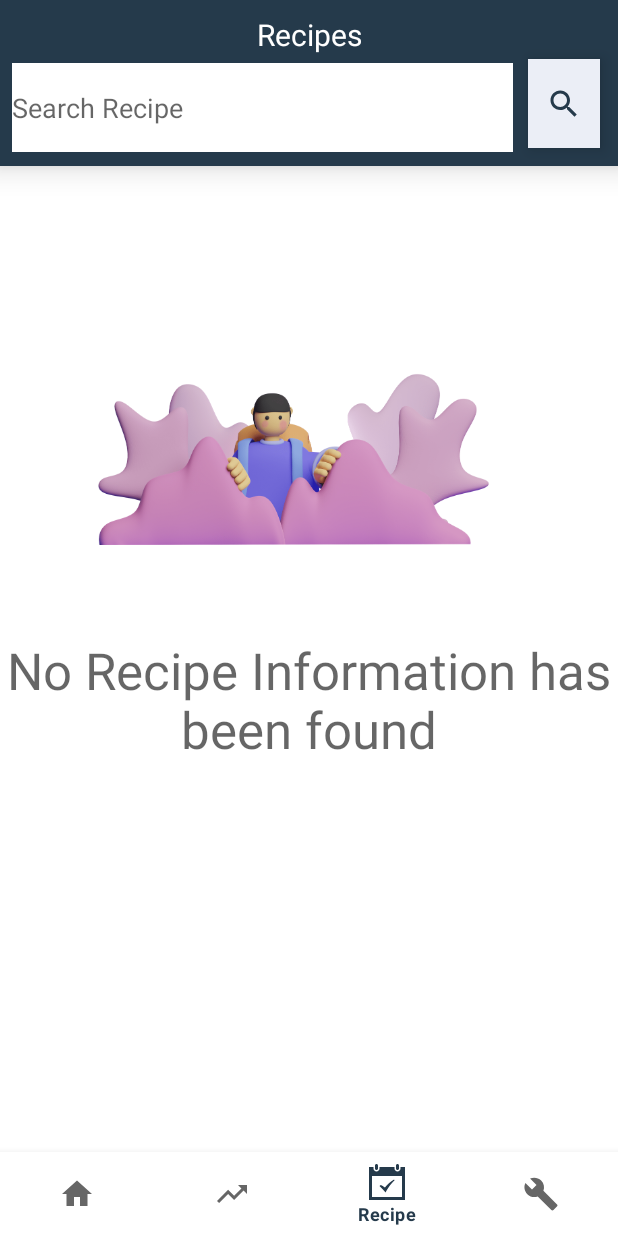
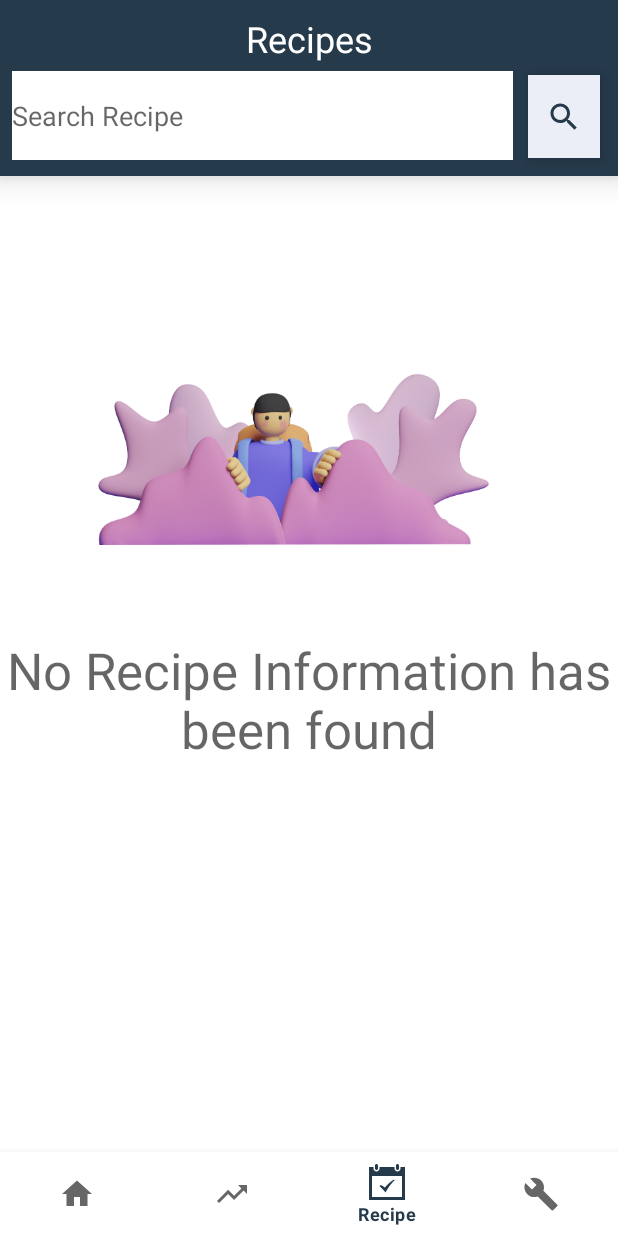
Before and after one commit to EChilin5/iTV, an Android app: the screen it shows after launch once a user with an empty profile is signed in (MainActivity), item 3 of the bottom bar chosen, on a phone screen of 412 x 824 dp. Run offline under Robolectric (Android 15) with nearby library versions, the phone set to English and light mode, and no system bars; our stand-ins replace Firebase (no records; nobody signed in at launch, a user with empty details on screens opened directly), Picasso; libraries missing offline, so code that uses them is left out: com.robinhood.ticker; pictures from the network do not load.

Commit message:
updated ui

```diff
--- a/app/src/main/java/eachillz/dev/itv/fragment/DailyMealFragment.kt
+++ b/app/src/main/java/eachillz/dev/itv/fragment/DailyMealFragment.kt
@@ -1,5 +1,6 @@
 package eachillz.dev.itv.fragment
 
+import android.annotation.SuppressLint
 import android.os.Bundle
 import android.util.Log
 import android.view.LayoutInflater
@@ -16,6 +17,7 @@ import eachillz.dev.itv.adapter.UserMealAdapter
 import com.google.firebase.auth.ktx.auth
 import com.google.firebase.firestore.*
 import com.google.firebase.ktx.Firebase
+import eachillz.dev.itv.R
 import eachillz.dev.itv.firestore.DailyMealPost
 import java.io.File
 import java.text.SimpleDateFormat
@@ -67,6 +69,7 @@ class DailyMealFragment : Fragment() {
         return binding.root
     }
 
+    @SuppressLint("SetTextI18n")
     override fun onViewCreated(view: View, savedInstanceState: Bundle?) {
         super.onViewCreated(view, savedInstanceState)
         setHasOptionsMenu(true)
@@ -88,7 +91,11 @@ class DailyMealFragment : Fragment() {
         userMealArrayList = arrayListOf<DailyMealPost>()
 
 //        getUserFoodData()
+        val outputDateFormat = SimpleDateFormat("MM/dd", Locale.US)
+        var currentDay = outputDateFormat.format(Date())
 
+
+        binding.tvFoodLogTitle.text = currentDay + " "+getString(R.string.food_log)
         if(userMealArrayList.isEmpty()){
             binding.rvDailyFood.isEnabled = false
             binding.rvDailyFood.isVisible = false
--- a/app/src/main/res/layout/fragment_daily_meal.xml
+++ b/app/src/main/res/layout/fragment_daily_meal.xml
@@ -209,6 +209,7 @@
             android:layout_height="wrap_content"
             android:layout_below="@+id/rv_header"
             android:layout_marginStart="10dp"
+            android:fontFamily="sans-serif"
             android:paddingStart="10dp"
             android:text="5/26 Food Log"
             android:textColor="@color/white"
--- a/app/src/main/res/layout/fragment_home.xml
+++ b/app/src/main/res/layout/fragment_home.xml
@@ -73,6 +73,7 @@
         android:id="@+id/tvRecipeNotFound"
         android:layout_width="wrap_content"
         android:layout_height="wrap_content"
+        android:fontFamily="sans-serif"
         android:gravity="center"
         android:text="No Recipe Information has been found"
         android:textAppearance="@style/TextAppearance.AppCompat.Display1"
@@ -115,11 +116,12 @@
             android:layout_width="wrap_content"
             android:layout_height="wrap_content"
             android:layout_marginTop="5dp"
+            android:fontFamily="sans-serif"
             android:gravity="center"
             android:text="Recipes"
             android:textAppearance="@style/TextAppearance.AppCompat.Display1"
             android:textColor="@color/white"
-            android:textSize="20sp"
+            android:textSize="24sp"
             app:layout_constraintEnd_toEndOf="parent"
             app:layout_constraintStart_toStartOf="parent"
             app:layout_constraintTop_toTopOf="parent" />
@@ -136,7 +138,6 @@
             android:ems="10"
             android:hint="Search Recipe"
             android:inputType="textPersonName"
-            android:textColor="@color/extra_light_grey"
             app:layout_constraintBottom_toBottomOf="parent"
             app:layout_constraintEnd_toStartOf="@+id/ivbtnSearch"
             app:layout_constraintStart_toStartOf="parent"
@@ -146,15 +147,17 @@
         <ImageButton
             android:id="@+id/ivbtnSearch"
             android:layout_width="48dp"
-            android:layout_height="59dp"
+            android:layout_height="55dp"
             android:layout_margin="8dp"
-            android:layout_marginEnd="5dp"
+            android:layout_marginTop="5dp"
+            android:layout_marginEnd="4dp"
             android:layout_marginBottom="5dp"
             android:background="@color/lightgrey2"
             android:elevation="6dp"
             android:src="@drawable/search"
             app:layout_constraintBottom_toBottomOf="parent"
             app:layout_constraintEnd_toEndOf="parent"
+            app:layout_constraintTop_toBottomOf="@+id/tvRecipeLabel"
             tools:ignore="SpeakableTextPresentCheck" />
 
     </androidx.constraintlayout.widget.ConstraintLayout>
--- a/app/src/main/res/values/strings.xml
+++ b/app/src/main/res/values/strings.xml
@@ -85,4 +85,5 @@
     <string name="cereal">Cereal</string>
     <string name="sample_recipe_image">Sample Recipe Image</string>
     <string name="recipe">Recipe</string>
+    <string name="food_log"> Food Log</string>
 </resources>
```
